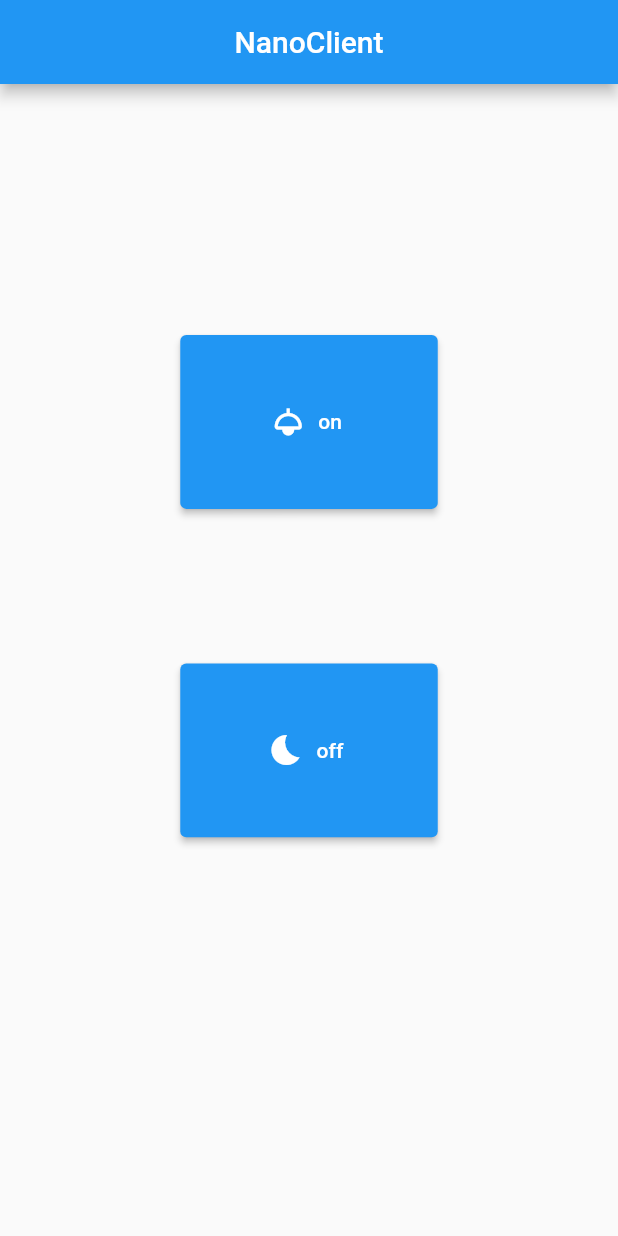
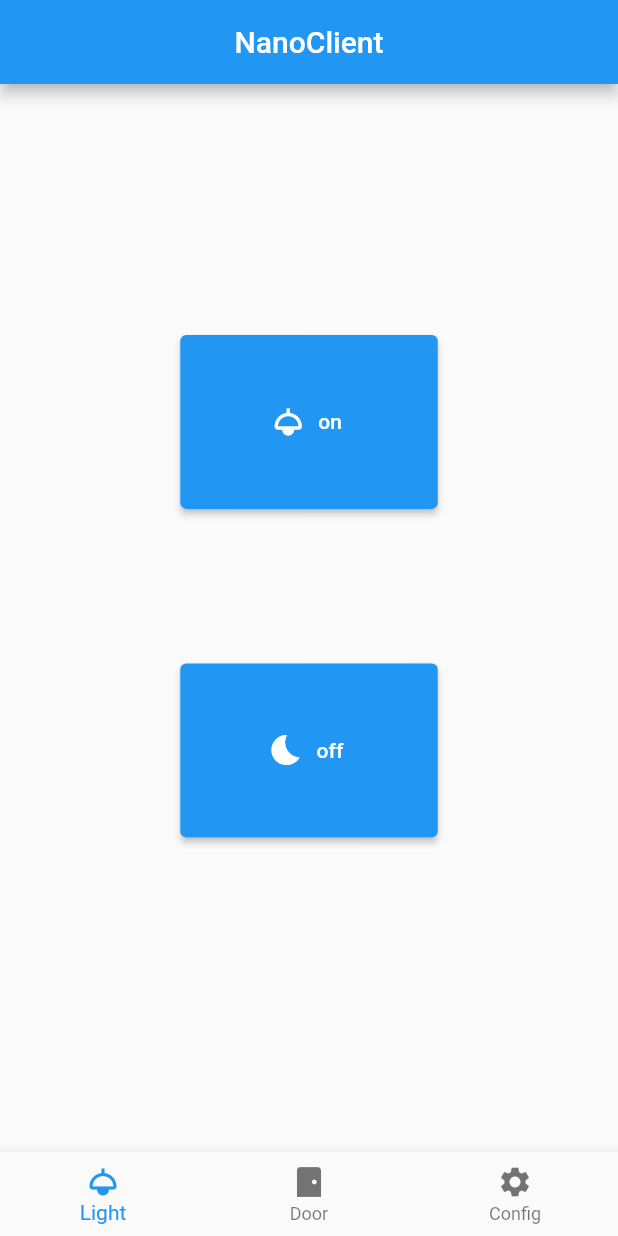
Before and after one commit to wa-kakalala/NanoClient, a Flutter app: the screen it shows after launch, after a tap on "on", on a phone screen of 412 x 824 dp. Run offline on Flutter 3.47's test engine with Material 2 defaults, Android fonts, the phone set to English and light mode, and no system bars; our stand-ins replace flutter_screenutil.

Commit message:
add 3 pages

```diff
--- a/lib/main.dart
+++ b/lib/main.dart
@@ -1,19 +1,8 @@
 import 'package:flutter/material.dart';
-import 'switch_udp_control.dart';
-import 'utils_udp.dart';
-//import 'package:path_provider/path_provider.dart';
+import './tabs.dart';
 
 void main(){
-  UtilsUdp udpInst = UtilsUdp("192.168.31.75",6666);
-
   runApp(
-    MaterialApp(
-      home:Scaffold(
-        appBar: AppBar(
-          title: const Center(child: Text("NanoClient"),),
-        ),
-        body : SwitchControlUI(udpInst: udpInst),
-      )
-    )
+      const Tabs(),
   );
 }
--- /dev/null
+++ b/lib/pages/door_ble_control.dart
@@ -0,0 +1,47 @@
+import 'package:flutter/material.dart';
+import 'package:flutter_screenutil/flutter_screenutil.dart';
+import 'dart:typed_data';
+import '../utils/utils_udp.dart';
+
+
+class LightCotrolCode {
+  static Uint8List stateCode =  Uint8List(2) ;
+  static int precode = 0xff;
+  static int oncode  = 0x01;
+  static int offcode = 0x00;
+
+  static Uint8List getOnCode(){
+    stateCode[0] = 0xff;
+    stateCode[1] = oncode;
+    return stateCode;
+  }
+
+  static Uint8List getOffCode(){
+    stateCode[0] = 0xff;
+    stateCode[1] = offcode;
+    return stateCode;
+  }
+}
+
+class DoorControl extends StatelessWidget {
+  final UtilsUdp udpInst;
+  const DoorControl({ super.key, required this.udpInst});
+  @override
+  Widget build(BuildContext context){
+    ScreenUtil.init( context, designSize:const Size(360,640));
+    return Container(
+      padding: EdgeInsets.fromLTRB(0, ScreenUtil().setHeight(130), 0, 0),
+      alignment: Alignment.center,
+      child: Column(
+        children: [
+          Container( // turn off light
+            margin: EdgeInsets.fromLTRB(0, ScreenUtil().setHeight(80), 0, 0),
+            height: ScreenUtil().setHeight(90),
+            width: ScreenUtil().setWidth(150),
+            child: ElevatedButton.icon(onPressed: (){udpInst.sendMessage(LightCotrolCode.getOffCode());},icon: const Icon(Icons.bedtime),label: const Text("sensor_door")),
+          ),
+      ],
+      ),
+    );
+  }
+}
--- a/lib/switch_udp_control.dart
+++ b/lib/pages/light_udp_control.dart
@@ -1,10 +1,10 @@
 import 'package:flutter/material.dart';
 import 'package:flutter_screenutil/flutter_screenutil.dart';
 import 'dart:typed_data';
-import 'utils_udp.dart';
+import '../utils/utils_udp.dart';
 
 
-class SwitchCotrolCode {
+class LightCotrolCode {
   static Uint8List stateCode =  Uint8List(2) ;
   static int precode = 0xff;
   static int oncode  = 0x01;
@@ -23,9 +23,9 @@ class SwitchCotrolCode {
   }
 }
 
-class SwitchControlUI extends StatelessWidget {
+class LigheControl extends StatelessWidget {
   final UtilsUdp udpInst;
-  const SwitchControlUI({ required this.udpInst,super.key});
+  const LigheControl({ super.key, required this.udpInst});
   @override
   Widget build(BuildContext context){
     ScreenUtil.init( context, designSize:const Size(360,640));
@@ -37,13 +37,13 @@ class SwitchControlUI extends StatelessWidget {
           SizedBox(  // turn on light
             height: ScreenUtil().setHeight(90),
             width: ScreenUtil().setWidth(150),
-            child: ElevatedButton.icon(onPressed: (){udpInst.sendMessage(SwitchCotrolCode.getOnCode());},icon: const Icon(Icons.light),label: const Text("on")),
+            child: ElevatedButton.icon(onPressed: (){udpInst.sendMessage(LightCotrolCode.getOnCode());},icon: const Icon(Icons.light),label: const Text("on")),
           ),
           Container( // turn off light
             margin: EdgeInsets.fromLTRB(0, ScreenUtil().setHeight(80), 0, 0),
             height: ScreenUtil().setHeight(90),
             width: ScreenUtil().setWidth(150),
-            child: ElevatedButton.icon(onPressed: (){udpInst.sendMessage(SwitchCotrolCode.getOffCode());},icon: const Icon(Icons.bedtime),label: const Text("off")),
+            child: ElevatedButton.icon(onPressed: (){udpInst.sendMessage(LightCotrolCode.getOffCode());},icon: const Icon(Icons.bedtime),label: const Text("off")),
           ),
       ],
       ),
--- /dev/null
+++ b/lib/tabs.dart
@@ -0,0 +1,56 @@
+import 'package:flutter/material.dart';
+import 'package:nano_client/utils/utils_udp.dart';
+import 'pages/light_udp_control.dart';
+import 'pages/door_ble_control.dart';
+import 'pages/config_json_control.dart';
+//import 'package:path_provider/path_provider.dart';
+
+class Tabs extends StatefulWidget{
+  const Tabs ( {super.key});
+  @override
+  State<StatefulWidget> createState() => _TabsState();
+}
+
+class _TabsState extends State<Tabs> {
+  int _currentIndex = 0;
+  UtilsUdp udpInst = UtilsUdp("192.168.31.75",6666);
+
+  @override
+  Widget build(BuildContext context) {
+    List<Widget> pages = [
+      LigheControl(udpInst: udpInst),
+      DoorControl(udpInst: udpInst),
+      const ConfigControl(),
+    ];
+
+    return MaterialApp(
+      home: Scaffold(
+        appBar: AppBar(
+          title: const Center(child: Text("NanoClient"),),
+        ),
+        body : pages[_currentIndex],
+        bottomNavigationBar: BottomNavigationBar(
+          currentIndex: _currentIndex,
+          onTap: (index) {
+            setState(() {
+              _currentIndex= index;
+            });
+          },
+          items: const [
+            BottomNavigationBarItem(
+              icon: Icon( Icons.light),
+              label: "Light",
+            ),
+            BottomNavigationBarItem(
+              icon: Icon( Icons.sensor_door),
+              label: "Door",
+            ),
+            BottomNavigationBarItem(
+              icon: Icon( Icons.settings),
+              label: "Config",
+            ),
+          ]),
+      ),
+    );
+  }
+}
--- a/lib/utils_udp.dart
+++ b/lib/utils/utils_udp.dart
@@ -8,7 +8,7 @@ class UtilsUdp {
     addressIp = ip;
     addressPort = port;
   }
-  RawDatagramSocket? _socket; //? _socket可以为空  dart强制执行null检查 192.168.37.75
+  RawDatagramSocket? _socket; //? _socket可以为空  dart强制执行null检查 192.168.31.75
   void startListening() async {
     _socket = await RawDatagramSocket.bind("0.0.0.0", 7777);
   }
```
Also changed, not shown: lib/move_controlhub.dart (deleted, +0 -50 lines), lib/pages/config_json_control.dart (added, +18 -0 lines).
